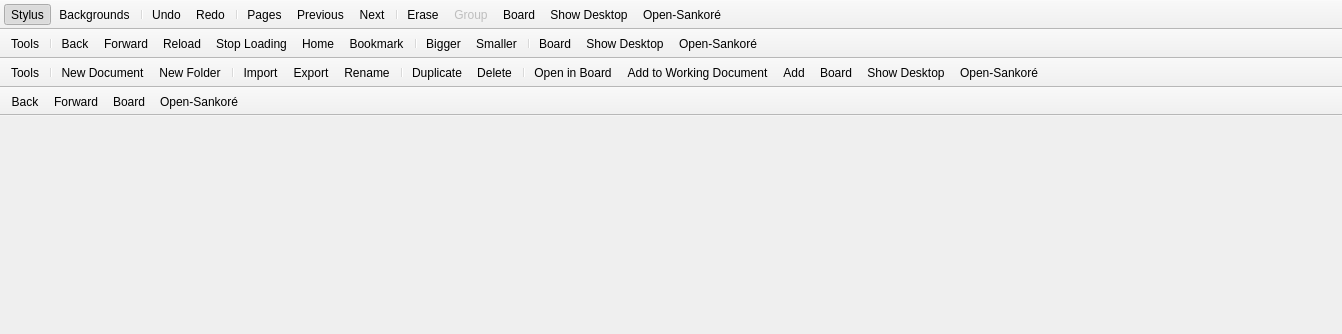
The window that resources/forms/mainWindow.ui (Tonicminds/Sankore-3.1) describes before a commit, drawn with Qt 5.
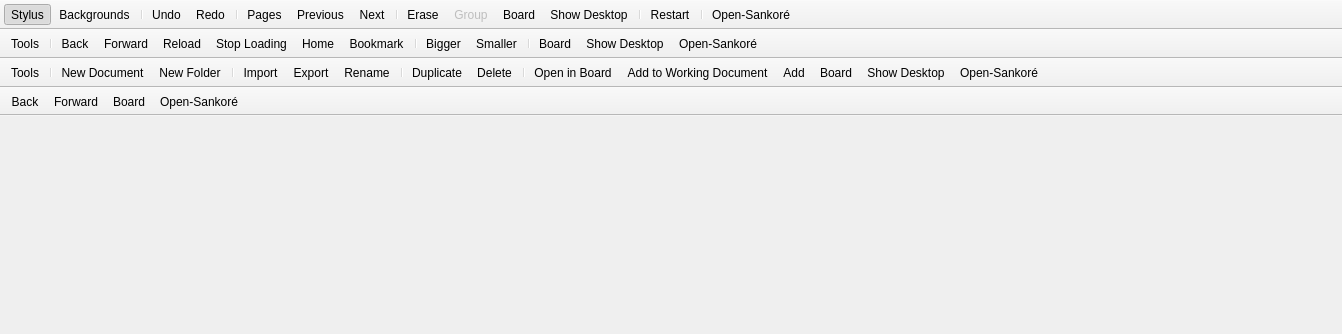
The same window after the commit. Icons and pictures are not drawn.

Commit message: added restart action

Patch:
```diff
--- a/resources/forms/mainWindow.ui
+++ b/resources/forms/mainWindow.ui
@@ -72,6 +72,9 @@
    <addaction name="actionGroupItems"/>
    <addaction name="actionBoard"/>
    <addaction name="actionDesktop"/>
+   <addaction name="separator"/>
+   <addaction name="actionRestart"/>
+   <addaction name="separator"/>
    <addaction name="actionMenu"/>
   </widget>
   <widget class="QToolBar" name="webToolBar">
@@ -390,6 +393,18 @@
     <enum>QAction::NoRole</enum>
    </property>
   </action>
+  <action name="actionRestart">
+   <property name="icon">
+    <iconset resource="../sankore.qrc">
+     <normaloff>:/images/toolbar/restart.png</normaloff>:/images/toolbar/restart.png</iconset>
+   </property>
+   <property name="text">
+    <string>Restart</string>
+   </property>
+   <property name="toolTip">
+    <string>Restart Open-Sankoré</string>
+   </property>
+  </action>
   <action name="actionEraserSmall">
    <property name="checkable">
     <bool>true</bool>
```
The commit also changes 2 other files.
